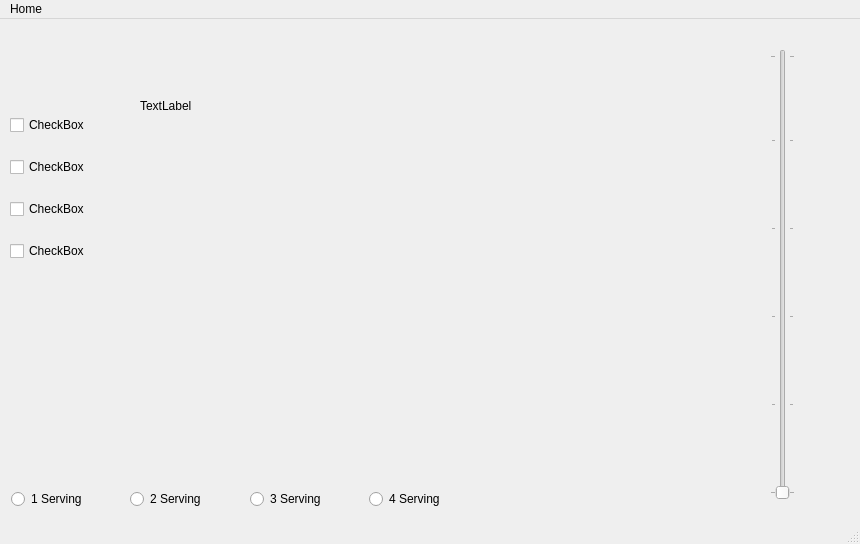
Old version of the form RecipeApplication/mainwindow.ui in the repository kevin-collinss/CS4076_FinalProj.
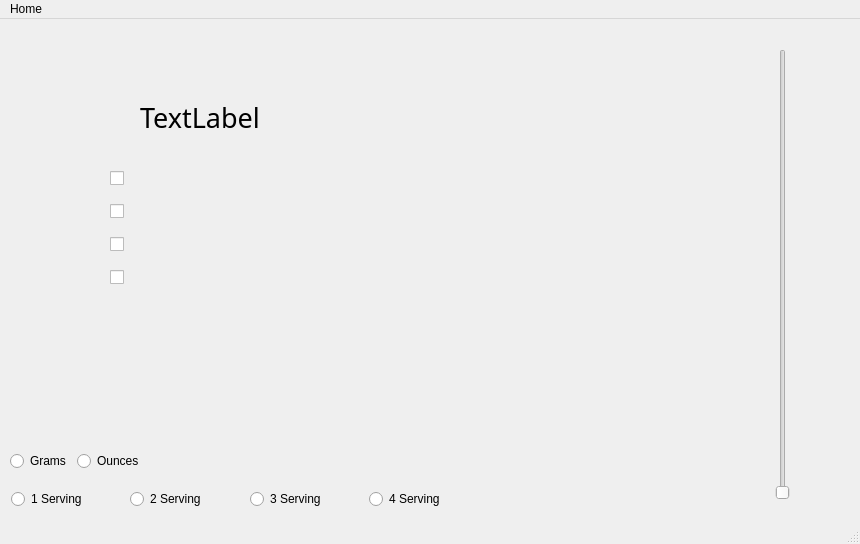
New version of the form.

Commit message: adding quantity class to new branch

Diff of the .ui file:
```diff
--- a/RecipeApplication/mainwindow.ui
+++ b/RecipeApplication/mainwindow.ui
@@ -13,6 +13,9 @@
   <property name="windowTitle">
    <string>MainWindow</string>
   </property>
+  <property name="autoFillBackground">
+   <bool>false</bool>
+  </property>
   <widget class="QWidget" name="centralwidget">
    <widget class="QLabel" name="label_pic">
     <property name="geometry">
@@ -86,10 +89,10 @@
      <bool>false</bool>
     </property>
     <property name="tickPosition">
-     <enum>QSlider::TicksBothSides</enum>
+     <enum>QSlider::NoTicks</enum>
     </property>
     <property name="tickInterval">
-     <number>20</number>
+     <number>18</number>
     </property>
    </widget>
    <widget class="QLabel" name="recipeLabel">
@@ -97,10 +100,22 @@
      <rect>
       <x>140</x>
       <y>80</y>
-      <width>261</width>
+      <width>371</width>
       <height>211</height>
      </rect>
     </property>
+    <property name="sizePolicy">
+     <sizepolicy hsizetype="Preferred" vsizetype="Maximum">
+      <horstretch>0</horstretch>
+      <verstretch>0</verstretch>
+     </sizepolicy>
+    </property>
+    <property name="font">
+     <font>
+      <family>Stencil</family>
+      <pointsize>20</pointsize>
+     </font>
+    </property>
     <property name="text">
      <string>TextLabel</string>
     </property>
@@ -108,41 +123,67 @@
      <set>Qt::AlignLeading|Qt::AlignLeft|Qt::AlignTop</set>
     </property>
    </widget>
-   <widget class="QWidget" name="">
+   <widget class="QWidget" name="layoutWidget">
     <property name="geometry">
      <rect>
-      <x>10</x>
-      <y>80</y>
-      <width>95</width>
-      <height>181</height>
+      <x>110</x>
+      <y>140</y>
+      <width>21</width>
+      <height>141</height>
      </rect>
     </property>
     <layout class="QVBoxLayout" name="verticalLayout">
-     <item>
-      <widget class="QCheckBox" name="checkBox">
-       <property name="text">
-        <string>CheckBox</string>
-       </property>
-      </widget>
-     </item>
      <item>
       <widget class="QCheckBox" name="checkBox_2">
        <property name="text">
-        <string>CheckBox</string>
+        <string/>
        </property>
       </widget>
      </item>
      <item>
       <widget class="QCheckBox" name="checkBox_3">
        <property name="text">
-        <string>CheckBox</string>
+        <string/>
        </property>
       </widget>
      </item>
      <item>
       <widget class="QCheckBox" name="checkBox_4">
        <property name="text">
-        <string>CheckBox</string>
+        <string/>
+       </property>
+      </widget>
+     </item>
+     <item>
+      <widget class="QCheckBox" name="checkBox_5">
+       <property name="text">
+        <string/>
+       </property>
+      </widget>
+     </item>
+    </layout>
+   </widget>
+   <widget class="QWidget" name="">
+    <property name="geometry">
+     <rect>
+      <x>10</x>
+      <y>430</y>
+      <width>133</width>
+      <height>24</height>
+     </rect>
+    </property>
+    <layout class="QHBoxLayout" name="horizontalLayout">
+     <item>
+      <widget class="QRadioButton" name="ounces">
+       <property name="text">
+        <string>Grams</string>
+       </property>
+      </widget>
+     </item>
+     <item>
+      <widget class="QRadioButton" name="grams">
+       <property name="text">
+        <string>Ounces</string>
        </property>
       </widget>
      </item>
```
The commit also changes 361 other files.
